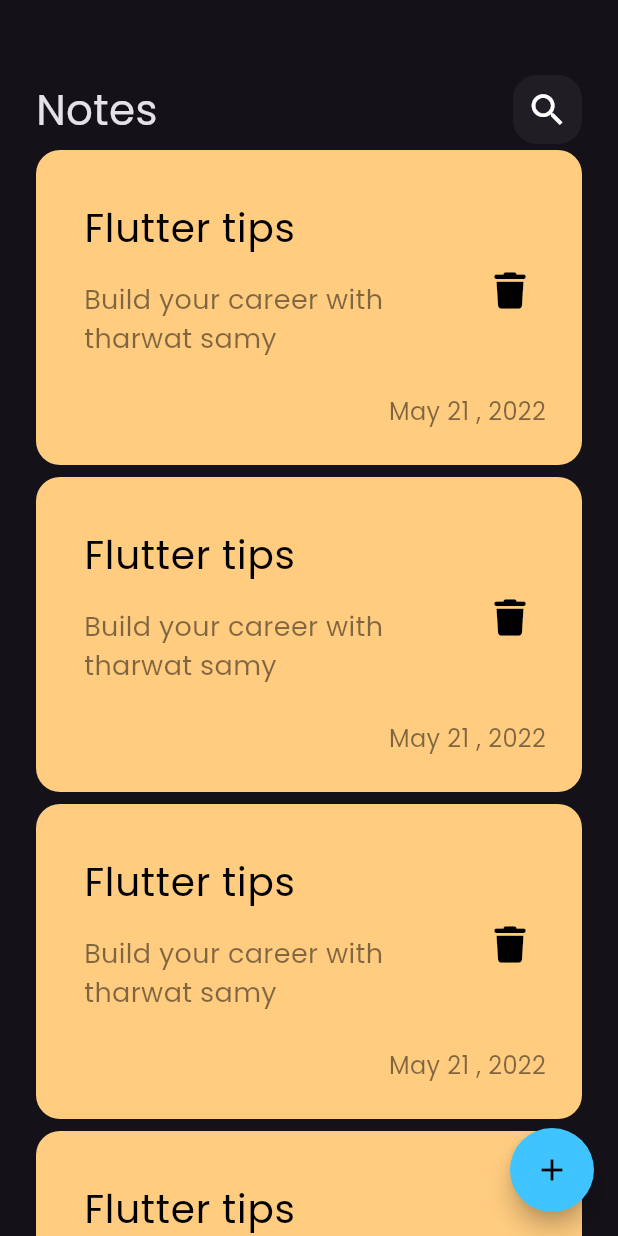
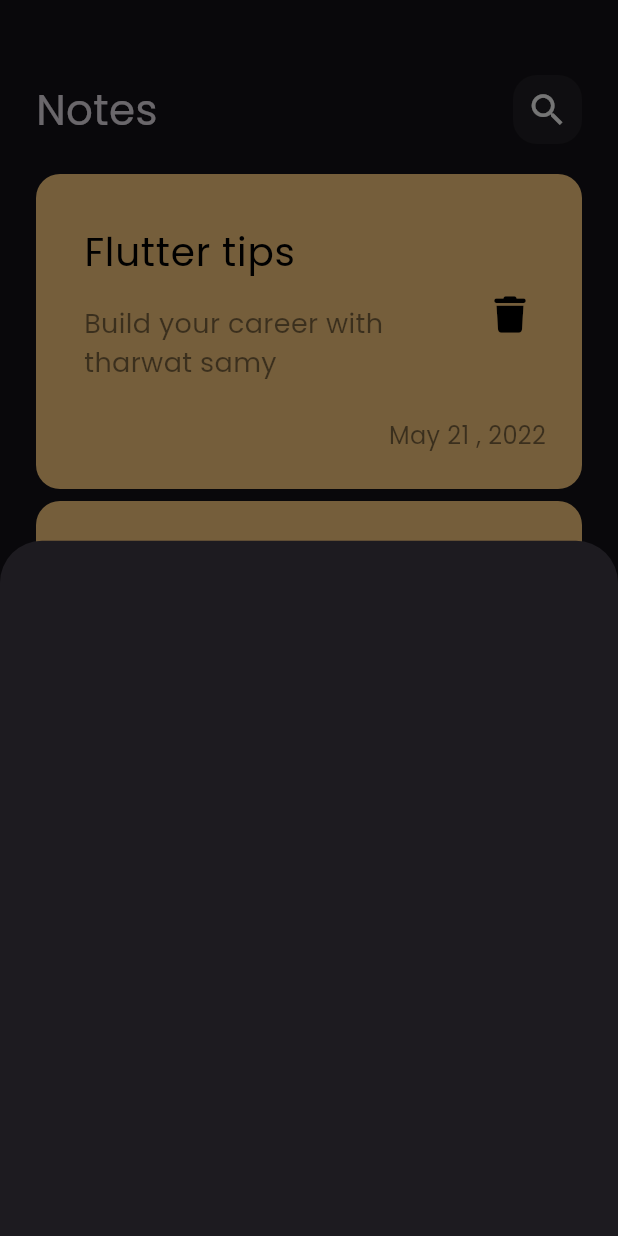
Before and after one commit to nadaElbnna2000/notes_app, a Flutter app: the screen it shows after launch, after a tap on the "add" icon, on a phone screen of 412 x 824 dp. Run offline on Flutter 3.47's test engine with Material 3 defaults, Android fonts, the phone set to English and light mode, and no system bars; our stand-ins replace font_awesome_flutter.

Commit message:
show model bottom sheet

```diff
--- /dev/null
+++ b/lib/Views/Widgets/addNoteBottSheet.dart
@@ -0,0 +1,10 @@
+import 'package:flutter/cupertino.dart';
+
+class AddNoteBottomSheet extends StatelessWidget {
+  const AddNoteBottomSheet({super.key});
+
+  @override
+  Widget build(BuildContext context) {
+    return  Container();
+  }
+}
--- a/lib/Views/Widgets/notes_list_view.dart
+++ b/lib/Views/Widgets/notes_list_view.dart
@@ -6,11 +6,16 @@ class NotesListView extends StatelessWidget {
 
   @override
   Widget build(BuildContext context) {
-    return ListView.builder(itemBuilder: (context , index){
-      return Padding(
-        padding: const EdgeInsets.symmetric(vertical:4 ),
-        child: const NoteItem(),
-      );
-    });
+    return Padding(
+      padding: const EdgeInsets.symmetric(vertical: 16.0),
+      child: ListView.builder(
+        padding: EdgeInsets.zero,
+          itemBuilder: (context , index){
+        return Padding(
+          padding: const EdgeInsets.symmetric(vertical:4 ),
+          child: const NoteItem(),
+        );
+      }),
+    );
   }
 }
--- a/lib/Views/notes_view.dart
+++ b/lib/Views/notes_view.dart
@@ -1,5 +1,6 @@
 import 'package:flutter/cupertino.dart';
 import 'package:flutter/material.dart';
+import 'package:untitled/Views/Widgets/addNoteBottSheet.dart';
 
 import 'Widgets/notes_view_body.dart';
 
@@ -10,7 +11,16 @@ class NotesView extends StatelessWidget {
   Widget build(BuildContext context) {
     return  Scaffold(
 
-      floatingActionButton: FloatingActionButton(onPressed: (){},
+      floatingActionButton: FloatingActionButton(onPressed: (){
+
+
+        showModalBottomSheet(context: context,
+            builder: (context){
+          return const AddNoteBottomSheet();
+            }
+
+        );
+      },
         backgroundColor: Colors.lightBlueAccent,
         shape: CircleBorder(),
       child: Icon(
```
